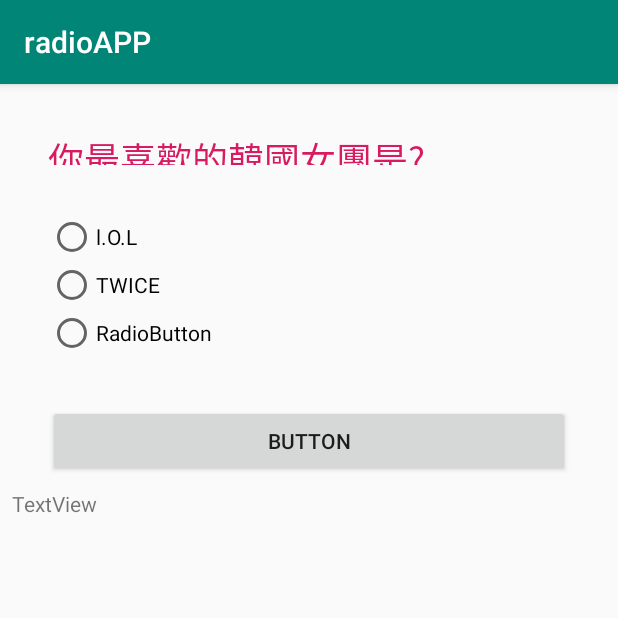
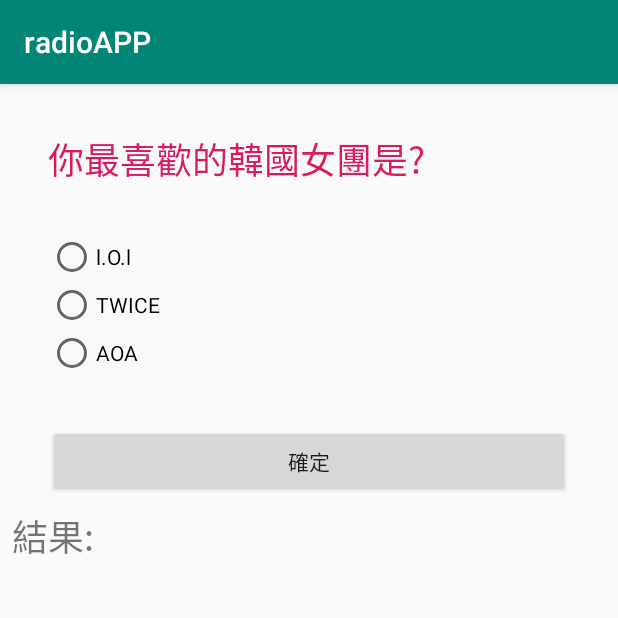
Before and after one commit to sszza120/radioAPP, an Android app: the screen it shows after launch (MainActivity), on a phone screen of 412 x 824 dp, the top half of it. Run offline under Robolectric (Android 15) with nearby library versions, the phone set to English and light mode, and no system bars.

Commit message:
03301043

```diff
--- a/app/src/main/java/com/example/radioapp/MainActivity.java
+++ b/app/src/main/java/com/example/radioapp/MainActivity.java
@@ -2,6 +2,10 @@ package com.example.radioapp;
 
 import android.support.v7.app.AppCompatActivity;
 import android.os.Bundle;
+import android.view.View;
+import android.widget.RadioButton;
+import android.widget.RadioGroup;
+import android.widget.TextView;
 
 public class MainActivity extends AppCompatActivity {
 
@@ -10,4 +14,12 @@ public class MainActivity extends AppCompatActivity {
         super.onCreate(savedInstanceState);
         setContentView(R.layout.activity_main);
     }
+
+    public void btn_ok(View view) {
+        TextView txtLike = findViewById(R.id.txtShow);
+        RadioGroup kGirlGroup =findViewById(R.id.kGirlGroup);
+        int id = kGirlGroup.getCheckedRadioButtonId();
+        RadioButton selected = findViewById(id);
+        txtLike.setText("你最喜歡的韓國女團是?:" + selected.getText());
+    }
 }
--- a/app/src/main/res/layout/activity_main.xml
+++ b/app/src/main/res/layout/activity_main.xml
@@ -9,7 +9,7 @@
     <TextView
         android:id="@+id/textView"
         android:layout_width="0dp"
-        android:layout_height="22dp"
+        android:layout_height="35dp"
         android:layout_marginStart="32dp"
         android:layout_marginLeft="32dp"
         android:layout_marginTop="32dp"
@@ -22,35 +22,47 @@
         app:layout_constraintStart_toStartOf="parent"
         app:layout_constraintTop_toTopOf="parent" />
 
+    <TextView
+        android:id="@+id/txtShow"
+        android:layout_width="wrap_content"
+        android:layout_height="wrap_content"
+        android:layout_marginStart="8dp"
+        android:layout_marginLeft="8dp"
+        android:layout_marginTop="8dp"
+        android:text="結果:"
+        android:textSize="24sp"
+        app:layout_constraintStart_toStartOf="parent"
+        app:layout_constraintTop_toBottomOf="@+id/button" />
+
     <RadioGroup
-        android:id="@+id/radioGroup"
-        android:layout_width="wrap_content"
+        android:id="@+id/kGirlGroup"
+        android:layout_width="114dp"
         android:layout_height="wrap_content"
         android:layout_marginTop="32dp"
         app:layout_constraintStart_toStartOf="@+id/textView"
         app:layout_constraintTop_toBottomOf="@+id/textView">
 
         <RadioButton
-            android:id="@+id/radioButton"
-            android:layout_width="wrap_content"
+            android:id="@+id/rdblOl"
+            android:layout_width="match_parent"
             android:layout_height="wrap_content"
-            android:text="l.O.L"
+            android:text="l.O.l"
             tools:layout_editor_absoluteX="53dp"
             tools:layout_editor_absoluteY="126dp" />
 
         <RadioButton
-            android:id="@+id/radioButton2"
-            android:layout_width="wrap_content"
+            android:id="@+id/rdbTWICE"
+            android:layout_width="match_parent"
             android:layout_height="wrap_content"
             android:text="TWICE"
             tools:layout_editor_absoluteX="52dp"
             tools:layout_editor_absoluteY="193dp" />
 
         <RadioButton
-            android:id="@+id/radioButton3"
-            android:layout_width="wrap_content"
+            android:id="@+id/rdbAOA"
+            android:layout_width="match_parent"
             android:layout_height="wrap_content"
-            android:text="RadioButton"
+            android:text="AOA"
             tools:layout_editor_absoluteX="37dp"
             tools:layout_editor_absoluteY="239dp" />
     </RadioGroup>
@@ -64,20 +76,10 @@
         android:layout_marginTop="32dp"
         android:layout_marginEnd="32dp"
         android:layout_marginRight="32dp"
-        android:text="Button"
+        android:onClick="btn_ok"
+        android:text="確定"
         app:layout_constraintEnd_toEndOf="parent"
         app:layout_constraintStart_toStartOf="parent"
-        app:layout_constraintTop_toBottomOf="@+id/radioGroup" />
-
-    <TextView
-        android:id="@+id/textView2"
-        android:layout_width="wrap_content"
-        android:layout_height="wrap_content"
-        android:layout_marginStart="8dp"
-        android:layout_marginLeft="8dp"
-        android:layout_marginTop="8dp"
-        android:text="TextView"
-        app:layout_constraintStart_toStartOf="parent"
-        app:layout_constraintTop_toBottomOf="@+id/button" />
+        app:layout_constraintTop_toBottomOf="@+id/kGirlGroup" />
 
 </android.support.constraint.ConstraintLayout>
```
